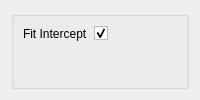
tthatcher95/PyHAT_Point_Spectra_GUI, file ui/OLS.ui: the form before one commit.
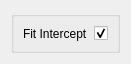
The form after the commit.

```diff
--- a/ui/OLS.ui
+++ b/ui/OLS.ui
@@ -2,6 +2,14 @@
 <ui version="4.0">
  <class>Form</class>
  <widget class="QWidget" name="Form">
+  <property name="geometry">
+   <rect>
+    <x>0</x>
+    <y>0</y>
+    <width>117</width>
+    <height>51</height>
+   </rect>
+  </property>
   <property name="sizePolicy">
    <sizepolicy hsizetype="Ignored" vsizetype="Ignored">
     <horstretch>0</horstretch>
```
Left out of the diff: 6 changed lines with no effect on the pictures.
